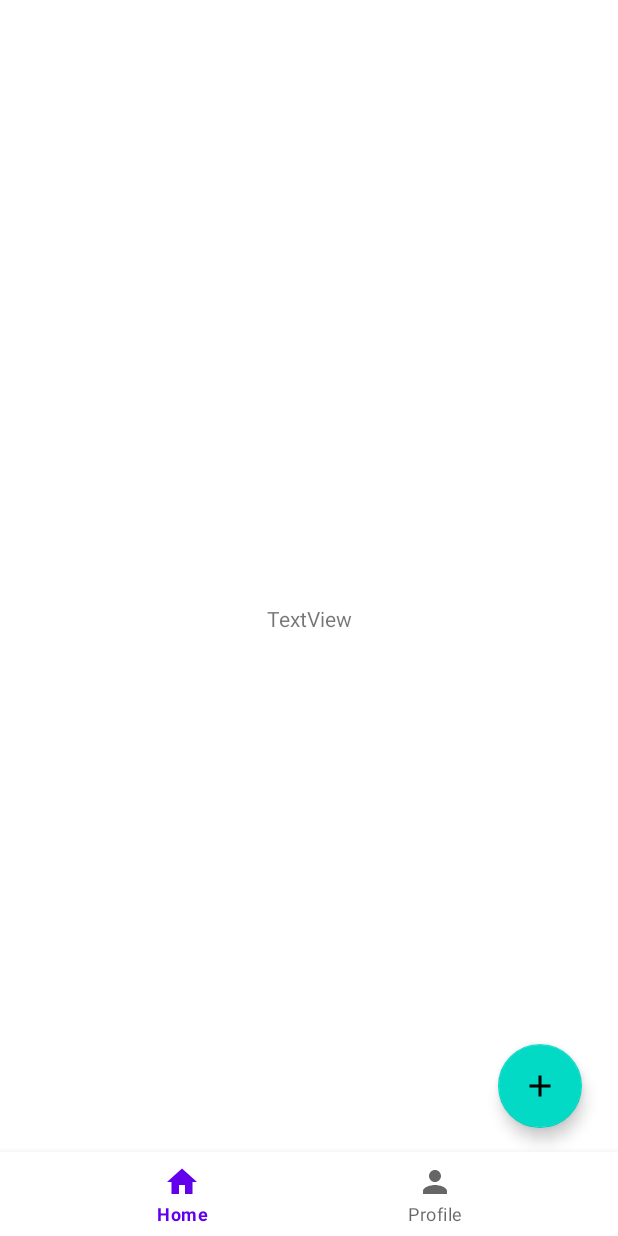
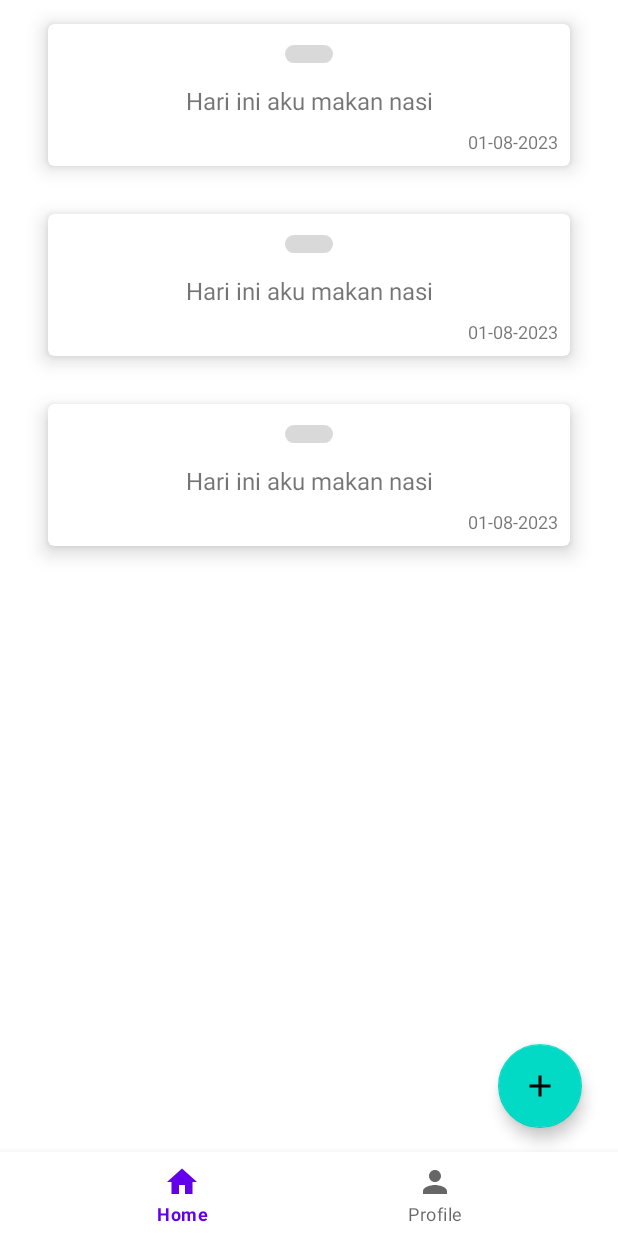
Before and after one commit to munovrizall/Ariwara_MoodTracker, an Android app: the layout activity_main.xml on its own in the app's theme, with its tools: preview values and no code run, on a phone screen of 412 x 824 dp. Run offline under Robolectric (Android 15) with nearby library versions, the phone set to English and light mode, and no system bars.

Commit message:
Recyclerview setting completed

```diff
--- a/app/src/main/java/com/artonov/ariwara/database/DiaryDao.kt
+++ b/app/src/main/java/com/artonov/ariwara/database/DiaryDao.kt
@@ -14,7 +14,7 @@ interface DiaryDao {
     @Delete
     suspend fun deleteDiary(diary: Diary)
 
-    @Query("SELECT * FROM diary")
+    @Query("SELECT * FROM diary ORDER BY date DESC")
     suspend fun getDiaries(): List<Diary>
 
     @Query("SELECT * FROM diary WHERE id=:diary_id")
--- /dev/null
+++ b/app/src/main/res/drawable/ic_capsule.xml
@@ -0,0 +1,4 @@
+<vector android:height="24dp" android:viewportHeight="244"
+    android:viewportWidth="623" android:width="61.27869dp" xmlns:android="http://schemas.android.com/apk/res/android">
+    <path android:fillColor="#D9D9D9" android:pathData="M122,0L501,0A122,122 0,0 1,623 122L623,122A122,122 0,0 1,501 244L122,244A122,122 0,0 1,0 122L0,122A122,122 0,0 1,122 0z"/>
+</vector>
--- a/app/src/main/res/layout/activity_main.xml
+++ b/app/src/main/res/layout/activity_main.xml
@@ -7,17 +7,21 @@
     tools:context=".MainActivity">
 
 
-    <TextView
-        android:id="@+id/textView2"
-        android:layout_width="wrap_content"
-        android:layout_height="wrap_content"
-        android:text="TextView"
-        app:layout_constraintBottom_toBottomOf="parent"
+    <androidx.recyclerview.widget.RecyclerView
+        android:id="@+id/rvJournal"
+        android:layout_width="match_parent"
+        android:layout_height="0dp"
+        android:layout_marginRight="16dp"
+        android:layout_marginLeft="16dp"
+        android:layout_marginBottom="16dp"
+        app:layout_constraintBottom_toTopOf="@+id/bottomNavigationView"
         app:layout_constraintEnd_toEndOf="parent"
         app:layout_constraintHorizontal_bias="0.5"
         app:layout_constraintStart_toStartOf="parent"
         app:layout_constraintTop_toTopOf="parent"
-        app:layout_constraintVertical_bias="0.5" />
+        tools:listitem="@layout/item_diary"
+        tools:layoutManager="androidx.recyclerview.widget.StaggeredGridLayoutManager"
+        app:spanCount="2"/>
 
     <com.google.android.material.floatingactionbutton.FloatingActionButton
         android:id="@+id/fabAdd"
--- /dev/null
+++ b/app/src/main/res/layout/item_diary.xml
@@ -0,0 +1,49 @@
+<?xml version="1.0" encoding="utf-8"?>
+<com.google.android.material.card.MaterialCardView xmlns:android="http://schemas.android.com/apk/res/android"
+    xmlns:app="http://schemas.android.com/apk/res-auto"
+    xmlns:tools="http://schemas.android.com/tools"
+    android:layout_width="match_parent"
+    android:layout_height="wrap_content"
+    android:layout_margin="16dp"
+    app:cardElevation="8dp"
+    app:cardMaxElevation="8dp">
+
+    <androidx.constraintlayout.widget.ConstraintLayout
+        android:layout_width="match_parent"
+        android:layout_height="match_parent"
+        android:padding="8dp">
+
+        <ImageView
+            android:id="@+id/ivCapsule"
+            android:layout_width="32dp"
+            android:layout_height="24dp"
+            android:src="@drawable/ic_capsule"
+            app:layout_constraintEnd_toEndOf="parent"
+            app:layout_constraintHorizontal_bias="0.5"
+            app:layout_constraintStart_toStartOf="parent"
+            app:layout_constraintTop_toTopOf="parent" />
+
+        <TextView
+            android:id="@+id/tvNote"
+            android:layout_width="wrap_content"
+            android:layout_height="wrap_content"
+            android:layout_marginTop="8dp"
+            android:textSize="16sp"
+            app:layout_constraintEnd_toEndOf="parent"
+            app:layout_constraintHorizontal_bias="0.5"
+            app:layout_constraintStart_toStartOf="parent"
+            app:layout_constraintTop_toBottomOf="@+id/ivCapsule"
+            tools:text="Hari ini aku makan nasi" />
+
+        <TextView
+            android:id="@+id/tvDate"
+            android:layout_width="wrap_content"
+            android:layout_height="wrap_content"
+            android:layout_marginTop="8dp"
+            android:textSize="12sp"
+            app:layout_constraintEnd_toEndOf="parent"
+            app:layout_constraintTop_toBottomOf="@id/tvNote"
+            tools:text="01-08-2023" />
+
+    </androidx.constraintlayout.widget.ConstraintLayout>
+</com.google.android.material.card.MaterialCardView>
--- a/app/src/main/res/values/colors.xml
+++ b/app/src/main/res/values/colors.xml
@@ -7,4 +7,9 @@
     <color name="teal_700">#FF018786</color>
     <color name="black">#FF000000</color>
     <color name="white">#FFFFFFFF</color>
+    <color name="red">#FF565F</color>
+    <color name="orange">#FF8541</color>
+    <color name="yellow">#FACD1C</color>
+    <color name="lime">#9ED871</color>
+    <color name="green">#2BD028</color>
 </resources>
```
Also changed, not shown: app/src/main/java/com/artonov/ariwara/Constant.kt (added, +9 -0 lines), app/src/main/java/com/artonov/ariwara/JournalActivity.kt (+41 -1 lines), app/src/main/java/com/artonov/ariwara/MainActivity.kt (+49 -3 lines), app/src/main/java/com/artonov/ariwara/adapter/DiaryAdapter.kt (added, +74 -0 lines), app/src/main/res/layout/activity_journal.xml (+19 -34 lines).
